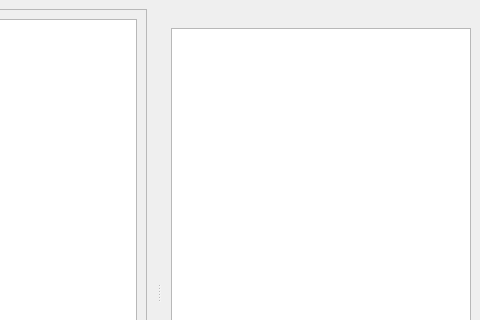
Above: txplayagui/ui/main.ui from petrushev/txplaya before the change; both pictures show x 497 to 977 and y 0 to 320 of the 977 by 584 pixel window. Below: the same form after it.
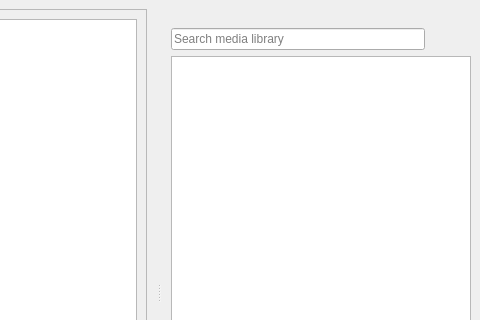
That is the form after the change. Icons and pictures are not drawn.

Commit message: Added search feature on media library

```diff
--- a/txplayagui/ui/main.ui
+++ b/txplayagui/ui/main.ui
@@ -270,6 +270,34 @@
    </attribute>
    <widget class="QWidget" name="libraryDockContent">
     <layout class="QVBoxLayout" name="verticalLayout_3">
+     <item>
+      <layout class="QHBoxLayout" name="horizontalLayout_3">
+       <item>
+        <widget class="QLineEdit" name="queryLibSearchBox">
+         <property name="placeholderText">
+          <string>Search media library</string>
+         </property>
+        </widget>
+       </item>
+       <item>
+        <widget class="QPushButton" name="clearLibSearchButton">
+         <property name="sizePolicy">
+          <sizepolicy hsizetype="Minimum" vsizetype="Fixed">
+           <horstretch>0</horstretch>
+           <verstretch>0</verstretch>
+          </sizepolicy>
+         </property>
+         <property name="icon">
+          <iconset resource="resource.qrc">
+           <normaloff>:/icons/img/clear_text.svg</normaloff>:/icons/img/clear_text.svg</iconset>
+         </property>
+         <property name="flat">
+          <bool>true</bool>
+         </property>
+        </widget>
+       </item>
+      </layout>
+     </item>
      <item>
       <widget class="QTreeView" name="libraryTreeView">
        <property name="minimumSize">
```
The commit also changes 4 other files.
